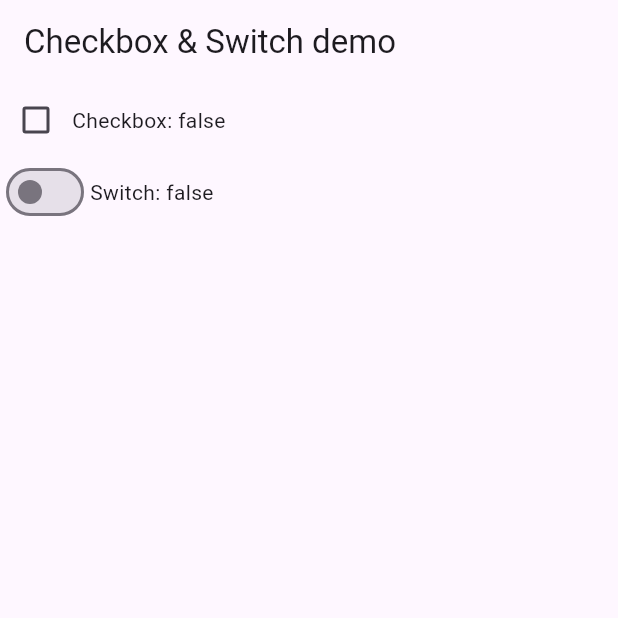
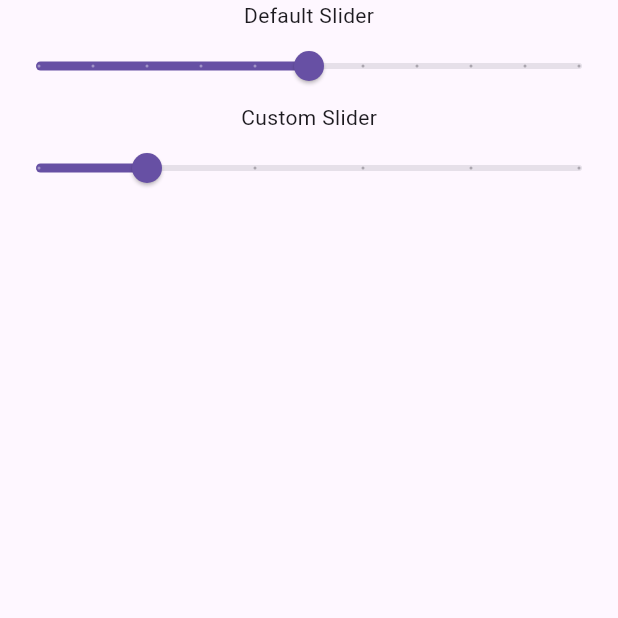
Before and after one commit to Mondanai/App, a Flutter app: the screen it shows after launch, on a phone screen of 412 x 824 dp, the top half of it. Run offline on Flutter 3.47's test engine with Material 3 defaults, Android fonts, the light colour scheme and no system bars.

Commit message:
sliderdemo

```diff
--- a/lib/main.dart
+++ b/lib/main.dart
@@ -1,6 +1,7 @@
 import 'package:flutter/material.dart';
-import 'package:flutter_application_week5/week7/checkboxdemo.dart';
+import 'package:flutter_application_week5/week7/sliderdemo.dart';
+
 
 void main() {
-  runApp(MaterialApp(debugShowCheckedModeBanner: false, home: CheckboxDemo()));
+  runApp(MaterialApp(debugShowCheckedModeBanner: false, home: SliderDemo()));
 }
--- /dev/null
+++ b/lib/week7/sliderdemo.dart
@@ -0,0 +1,55 @@
+import 'package:flutter/material.dart';
+
+
+class SliderDemo extends StatefulWidget {
+  const SliderDemo({super.key});
+
+
+  @override
+  State<SliderDemo> createState() => _SliderDemoState();
+}
+
+
+class _SliderDemoState extends State<SliderDemo> {
+  double sliderValue1 = 0.5;
+  double sliderValue2 = 20;
+
+
+  @override
+  Widget build(BuildContext context) {
+    return Scaffold(
+      body: SafeArea(
+        child: Column(
+          children: [
+            const Text('Default Slider'),
+            Slider(
+              value: sliderValue1,
+              divisions: 10, //Split 0.0-1.0 to 10 intervals
+              label: sliderValue1.toString(),
+              onChanged: (value) {
+                setState(() {
+                  sliderValue1 = value;
+                });
+              },
+            ),
+            const Text('Custom Slider'),
+            Slider(
+              min: 0,
+              max: 100,
+              value: sliderValue2,
+              divisions:
+                  5, //Split 0-100 to 5 intervals -> 0, 20, 40, 60, 80, 100
+              label:
+                  sliderValue2.round().toString(), // to show when slide changes
+              onChanged: (value) {
+                setState(() {
+                  sliderValue2 = value;
+                });
+              },
+            ),
+          ],
+        ),
+      ),
+    );
+  }
+}
```
